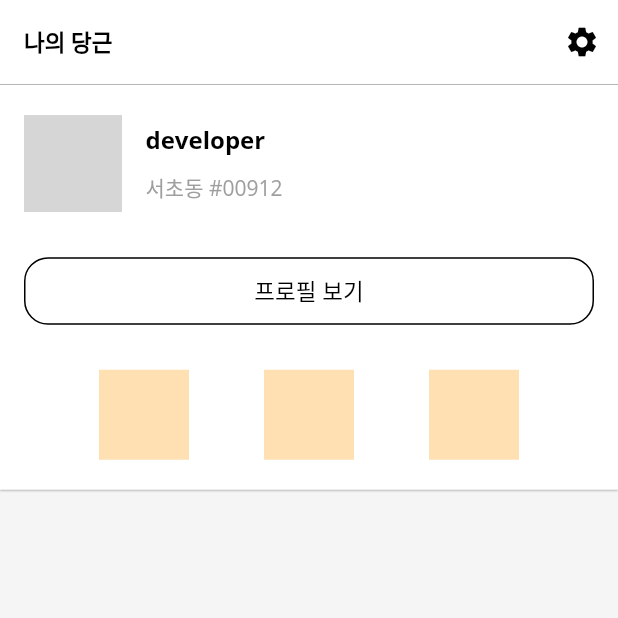
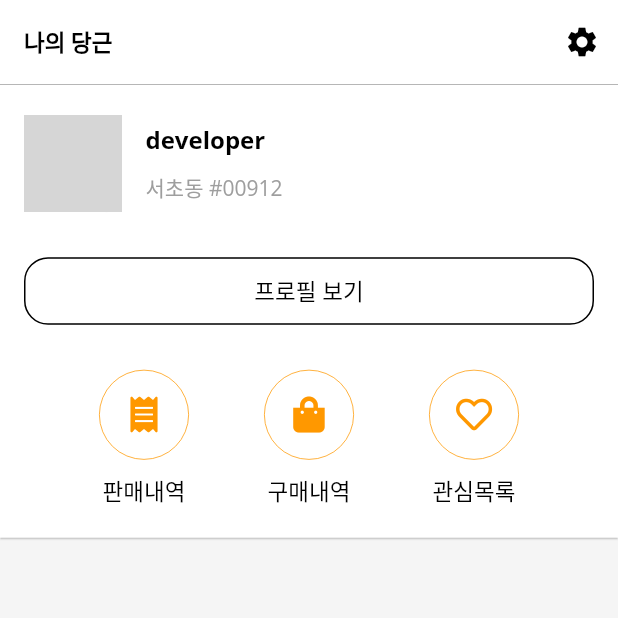
Before and after one commit to kihyeonkwon/carrot_flutter, a Flutter app: the MyCarrotScreen screen opened directly, on a phone screen of 412 x 824 dp, the top half of it. Run offline on Flutter 3.47's test engine with Material 2 defaults, Android fonts, the phone set to English and light mode, and no system bars; our stand-ins replace font_awesome_flutter, google_fonts; network calls fail; grey boxes are pictures that could not be loaded.

Commit message:
JKH-111 나의화면만들기 #comment 프로필카드 아이콘 생성

```diff
--- a/lib/screens/my_carrot/components/my_carrot_header.dart
+++ b/lib/screens/my_carrot/components/my_carrot_header.dart
@@ -93,5 +93,24 @@ Widget _buildProfileButton() {
 }
 
 Widget _buildRoundTextButton(String title, IconData iconData) {
-  return Container(color: Colors.orange[100], height: 60, width: 60);
+  return Column(children: [
+    Container(
+      width: 60,
+      height: 60,
+      decoration: BoxDecoration(
+        borderRadius: BorderRadius.circular(30),
+        color: Colors.white,
+        border: Border.all(color: Colors.orange, width: 0.5),
+      ),
+      child: Icon(
+        iconData,
+        color: Colors.orange,
+      ),
+    ),
+    SizedBox(height: 10),
+    Text(
+      title,
+      style: textTheme().subtitle1,
+    )
+  ]);
 }
```
